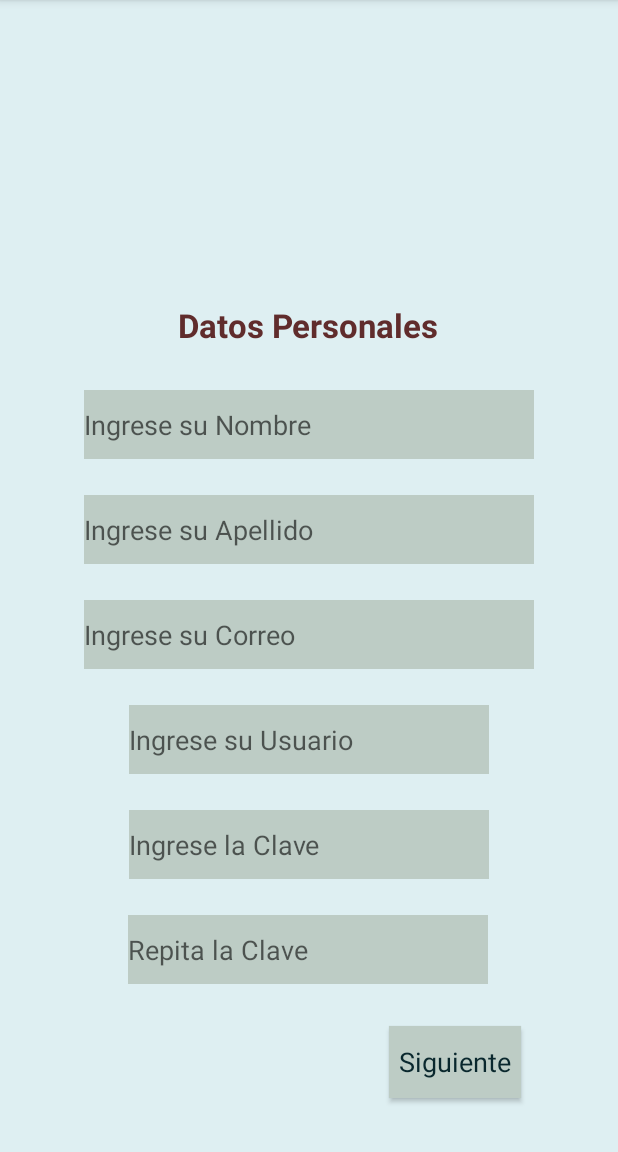
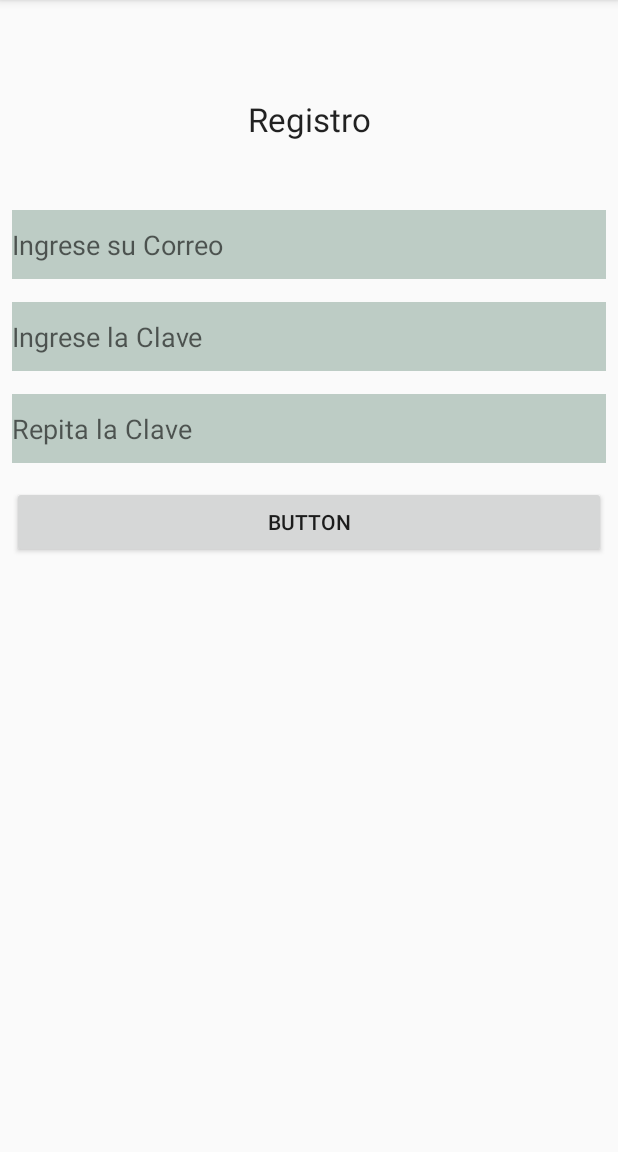
Before and after one commit to carlosgonzalezt/VeciApp, an Android app: the screen it shows after launch (MainActivity before the commit, registro after it), after a tap on "TODO", on a phone screen of 412 x 824 dp, the part 84-1236 px from its top. Run offline under Robolectric (Android 15) with nearby library versions, the phone set to English and light mode, and no system bars.

Commit message:
semana10

```diff
--- a/app/src/main/AndroidManifest.xml
+++ b/app/src/main/AndroidManifest.xml
@@ -9,7 +9,8 @@
         android:roundIcon="@mipmap/ic_launcher_round"
         android:supportsRtl="true"
         android:theme="@style/AppTheme">
-        <activity android:name=".navegador"></activity>
+        <activity android:name=".registro"></activity>
+        <activity android:name=".navegador" />
         <activity android:name=".WebView" />
         <activity android:name=".MainActivity" />
         <activity android:name=".InformacionNegocio" />
--- a/app/src/main/java/com/uisrael/veciapp/Loading.java
+++ b/app/src/main/java/com/uisrael/veciapp/Loading.java
@@ -14,7 +14,7 @@
     }
 
     public void cargar(View view){
-        Intent sig = new Intent(this,MainActivity.class);
+        Intent sig = new Intent(this,registro.class);
         startActivity(sig);
     }
 }
--- a/app/src/main/java/com/uisrael/veciapp/MainActivity.java
+++ b/app/src/main/java/com/uisrael/veciapp/MainActivity.java
@@ -33,7 +33,6 @@
         ob_pt_nombre = (EditText) findViewById(R.id.pt_nombre);
         ob_pt_apellido = (EditText) findViewById(R.id.pt_apellido);
         ob_pt_correo = (EditText) findViewById(R.id.pt_correo);
-        ob_pt_usuario = (EditText) findViewById(R.id.pt_usuario);
         ob_pt_clave = (EditText) findViewById(R.id.pw_clave);
         ob_pt_repclave = (EditText) findViewById(R.id.pw_repclave);
 
--- /dev/null
+++ b/app/src/main/java/com/uisrael/veciapp/registro.java
@@ -0,0 +1,13 @@
+package com.uisrael.veciapp;
+
+import android.support.v7.app.AppCompatActivity;
+import android.os.Bundle;
+
+public class registro extends AppCompatActivity {
+
+    @Override
+    protected void onCreate(Bundle savedInstanceState) {
+        super.onCreate(savedInstanceState);
+        setContentView(R.layout.activity_registro);
+    }
+}
--- a/app/src/main/res/layout/activity_main.xml
+++ b/app/src/main/res/layout/activity_main.xml
@@ -11,31 +11,16 @@
         android:id="@+id/pt_correo"
         android:layout_width="300dp"
         android:layout_height="46dp"
-        android:layout_marginBottom="24dp"
+        android:layout_marginBottom="8dp"
+        android:autofillHints=""
         android:background="@color/fondocajas"
         android:ems="10"
         android:hint="@string/pt_correo"
         android:inputType="textPersonName"
         android:textColor="@color/textonormal"
-        app:layout_constraintBottom_toTopOf="@+id/pt_usuario"
-        app:layout_constraintEnd_toEndOf="parent"
-        app:layout_constraintStart_toStartOf="parent"
-        android:autofillHints="" />
-
-    <EditText
-        android:id="@+id/pt_usuario"
-        android:layout_width="240dp"
-        android:layout_height="46dp"
-        android:layout_marginBottom="24dp"
-        android:background="@color/fondocajas"
-        android:ems="10"
-        android:hint="@string/pt_usuario"
-        android:inputType="textPersonName"
-        android:textColor="@color/textonormal"
         app:layout_constraintBottom_toTopOf="@+id/pw_clave"
         app:layout_constraintEnd_toEndOf="parent"
-        app:layout_constraintStart_toStartOf="parent"
-        android:autofillHints="" />
+        app:layout_constraintStart_toStartOf="parent" />
 
     <Button
         android:id="@+id/btn_siguiente"
--- /dev/null
+++ b/app/src/main/res/layout/activity_registro.xml
@@ -0,0 +1,93 @@
+<?xml version="1.0" encoding="utf-8"?>
+<android.support.constraint.ConstraintLayout xmlns:android="http://schemas.android.com/apk/res/android"
+    xmlns:app="http://schemas.android.com/apk/res-auto"
+    xmlns:tools="http://schemas.android.com/tools"
+    android:layout_width="match_parent"
+    android:layout_height="match_parent"
+    tools:context=".registro">
+
+    <EditText
+        android:id="@+id/pw_clave2"
+        android:layout_width="0dp"
+        android:layout_height="46dp"
+        android:layout_marginStart="8dp"
+        android:layout_marginEnd="8dp"
+        android:layout_marginBottom="15dp"
+        android:autofillHints=""
+        android:background="@color/fondocajas"
+        android:ems="10"
+        android:hint="@string/pw_clave"
+        android:inputType="textPassword"
+        android:textColor="@color/textonormal"
+        app:layout_constraintBottom_toTopOf="@+id/pw_repclave2"
+        app:layout_constraintEnd_toEndOf="parent"
+        app:layout_constraintStart_toStartOf="parent" />
+
+    <EditText
+        android:id="@+id/pw_repclave2"
+        android:layout_width="0dp"
+        android:layout_height="46dp"
+        android:layout_marginStart="8dp"
+        android:layout_marginEnd="8dp"
+        android:layout_marginBottom="15dp"
+        android:autofillHints=""
+        android:background="@color/fondocajas"
+        android:ems="10"
+        android:hint="@string/pw_repclave"
+        android:inputType="textPassword"
+        android:textColor="@color/textonormal"
+        app:layout_constraintBottom_toTopOf="@+id/button"
+        app:layout_constraintEnd_toEndOf="parent"
+        app:layout_constraintHorizontal_bias="0.51"
+        app:layout_constraintStart_toStartOf="parent" />
+
+    <TextView
+        android:id="@+id/tv_registrar"
+        android:layout_width="0dp"
+        android:layout_height="wrap_content"
+        android:layout_marginStart="8dp"
+        android:layout_marginTop="30dp"
+        android:layout_marginEnd="8dp"
+        android:layout_marginBottom="15dp"
+        android:forceHasOverlappingRendering="true"
+        android:freezesText="false"
+        android:gravity="center"
+        android:text="@string/tv_registrar"
+        android:textAppearance="@style/TextAppearance.AppCompat.Large"
+        app:layout_constraintBottom_toTopOf="@+id/pt_correo2"
+        app:layout_constraintEnd_toEndOf="parent"
+        app:layout_constraintHorizontal_bias="0.0"
+        app:layout_constraintStart_toStartOf="parent"
+        app:layout_constraintTop_toTopOf="parent"
+        app:layout_constraintVertical_bias="0.527" />
+
+    <EditText
+        android:id="@+id/pt_correo2"
+        android:layout_width="0dp"
+        android:layout_height="46dp"
+        android:layout_marginStart="8dp"
+        android:layout_marginEnd="8dp"
+        android:layout_marginBottom="15dp"
+        android:autofillHints=""
+        android:background="@color/fondocajas"
+        android:ems="10"
+        android:hint="@string/pt_correo"
+        android:inputType="textEmailAddress"
+        android:textColor="@color/textonormal"
+        app:layout_constraintBottom_toTopOf="@+id/pw_clave2"
+        app:layout_constraintEnd_toEndOf="parent"
+        app:layout_constraintStart_toStartOf="parent" />
+
+    <Button
+        android:id="@+id/button"
+        android:layout_width="0dp"
+        android:layout_height="wrap_content"
+        android:layout_marginStart="8dp"
+        android:layout_marginTop="324dp"
+        android:layout_marginEnd="8dp"
+        android:text="Button"
+        app:layout_constraintEnd_toEndOf="parent"
+        app:layout_constraintHorizontal_bias="0.0"
+        app:layout_constraintStart_toStartOf="parent"
+        app:layout_constraintTop_toTopOf="parent" />
+</android.support.constraint.ConstraintLayout>
--- a/app/src/main/res/values/strings.xml
+++ b/app/src/main/res/values/strings.xml
@@ -15,4 +15,5 @@
     <string name="btn_registrar">Registrar</string>
     <string name="ib_loading">Loading</string>
     <string name="todo">TODO</string>
+    <string name="tv_registrar">Registro</string>
 </resources>
```
